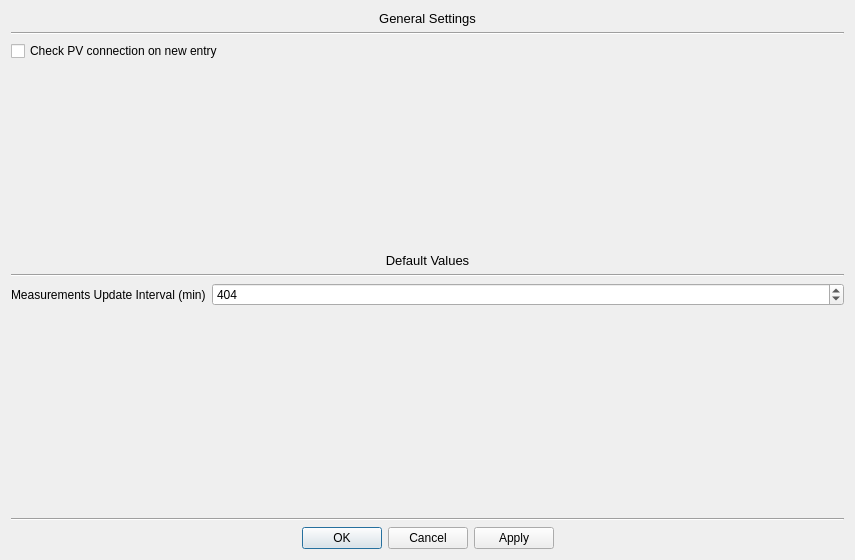
Before: the Qt Designer form ServiceManager/GUI/layouts/GeneralSettings.ui in ISISNeutronMuon/HLM_PV_Import, drawn with Qt 5.
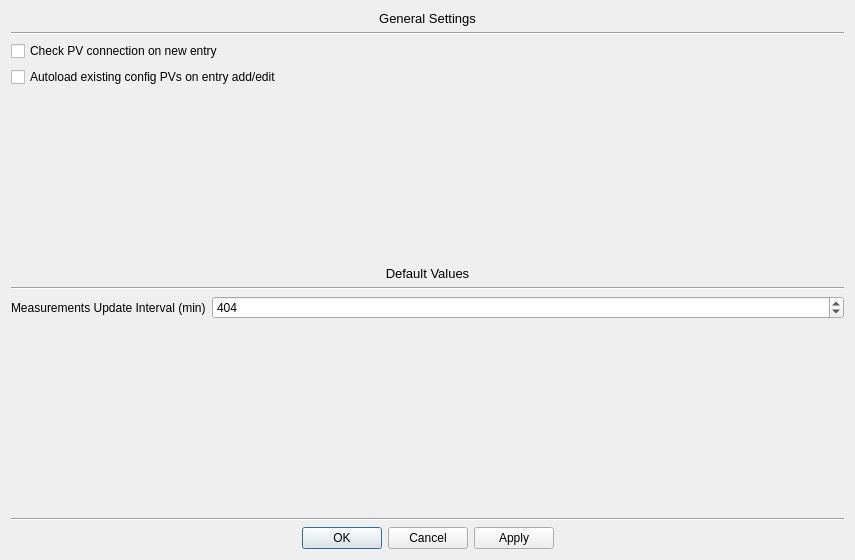
After: the same form once the commit is applied.

Commit message: Added config entry edit, delete, load existing PVs, other improvements and fixes

```diff
--- a/ServiceManager/GUI/layouts/GeneralSettings.ui
+++ b/ServiceManager/GUI/layouts/GeneralSettings.ui
@@ -53,6 +53,13 @@
        </property>
       </widget>
      </item>
+     <item row="1" column="0">
+      <widget class="QCheckBox" name="autoLoadExistingConfig">
+       <property name="text">
+        <string>Autoload existing config PVs on entry add/edit</string>
+       </property>
+      </widget>
+     </item>
     </layout>
    </item>
    <item>
@@ -63,7 +70,7 @@
      <property name="sizeHint" stdset="0">
       <size>
        <width>20</width>
-       <height>158</height>
+       <height>143</height>
       </size>
      </property>
     </spacer>
@@ -122,7 +129,7 @@
      <property name="sizeHint" stdset="0">
       <size>
        <width>20</width>
-       <height>157</height>
+       <height>143</height>
       </size>
      </property>
     </spacer>
```
The commit also changes 6 other files.
